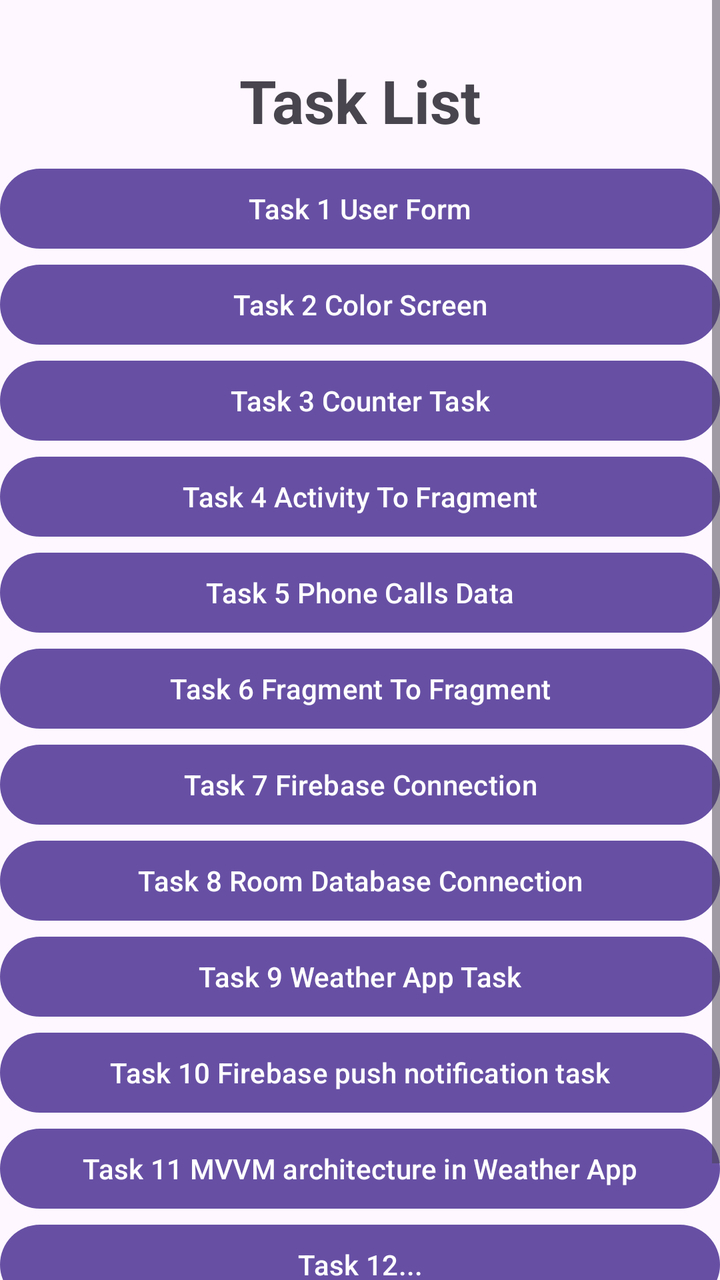
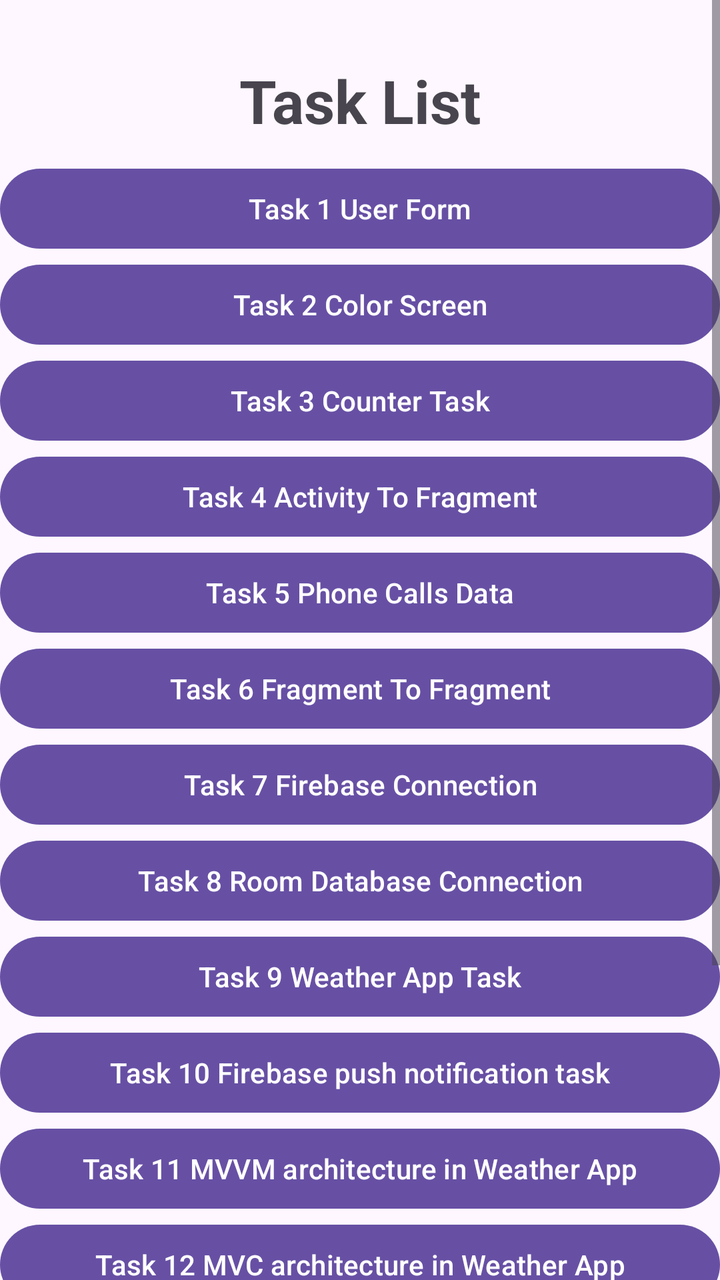

Screens rendered from an Android XML layout before and after an edit, with the pre-edit source and the edit as a unified diff.
<!-- AndroidManifest.xml: application theme Theme.InternshipTasks -->
<!-- res/layout/activity_main.xml -->
<?xml version="1.0" encoding="utf-8"?>
<androidx.constraintlayout.widget.ConstraintLayout xmlns:android="http://schemas.android.com/apk/res/android"
    xmlns:app="http://schemas.android.com/apk/res-auto"
    xmlns:tools="http://schemas.android.com/tools"
    android:id="@+id/main"
    android:layout_width="match_parent"
    android:layout_height="match_parent"
    tools:context=".MainActivity">

    <ScrollView
        android:layout_width="match_parent"
        android:layout_height="match_parent">


        <LinearLayout
            android:layout_width="match_parent"
            android:layout_height="match_parent"
            android:orientation="vertical">

            <TextView
                android:layout_width="match_parent"
                android:layout_height="wrap_content"
                android:text="Task List"
                android:textStyle="bold"
                android:gravity="center"
                android:textSize="30sp"
                android:layout_marginTop="30dp"/>

            <Button
                android:id="@+id/btnUserFormTask"
                android:layout_width="match_parent"
                android:layout_height="wrap_content"
                android:layout_marginTop="10dp"
                android:text="@string/task_1_user_form"/>

            <Button
                android:id="@+id/btnColorScreenTask"
                android:layout_width="match_parent"
                android:layout_height="wrap_content"
                android:text="@string/task_2_color_screen"/>

            <Button
                android:id="@+id/btnResetButtonTask"
                android:layout_width="match_parent"
                android:layout_height="wrap_content"
                android:text="@string/task_3_counter_task"/>

            <Button
                android:id="@+id/btnActivityToFragmentTask"
                android:layout_width="match_parent"
                android:layout_height="wrap_content"
                android:text="@string/task_4_activity_to_fragment"/>

            <Button
                android:id="@+id/btnPhoneCallsTask"
                android:layout_width="match_parent"
                android:layout_height="wrap_content"
                android:text="@string/task_5_phone_calls_data"/>

            <Button
                android:id="@+id/btnFragmentToFragmentTask"
                android:layout_width="match_parent"
                android:layout_height="wrap_content"
                android:text="Task 6 Fragment To Fragment"/>

            <Button
                android:id="@+id/btnFirebaseTask"
                android:layout_width="match_parent"
                android:layout_height="wrap_content"
                android:text="Task 7 Firebase Connection"/>

            <Button
                android:id="@+id/btnRoomdbTask"
                android:layout_width="match_parent"
                android:layout_height="wrap_content"
                android:text="Task 8 Room Database Connection"/>

            <Button
                android:id="@+id/btnWeatherTask"
                android:layout_width="match_parent"
                android:layout_height="wrap_content"
                android:text="Task 9 Weather App Task"/>

            <Button
                android:id="@+id/btnFirebaseNotificationTask"
                android:layout_width="match_parent"
                android:layout_height="wrap_content"
                android:text="Task 10 Firebase push notification task"/>

            <Button
                android:id="@+id/btnMvvmTask"
                android:layout_width="match_parent"
                android:layout_height="wrap_content"
                android:text="Task 11 MVVM architecture in Weather App"/>

            <Button
                android:id="@+id/btnTask12"
                android:layout_width="match_parent"
                android:layout_height="wrap_content"
                android:text="Task 12..."/>

            <Button
                android:id="@+id/btnTask13"
                android:layout_width="match_parent"
                android:layout_height="wrap_content"
                android:text="Task 13..."/>

        </LinearLayout>

    </ScrollView>

</androidx.constraintlayout.widget.ConstraintLayout>
<!-- resources referenced by this layout -->
<resources>
  <string name="task_1_user_form">Task 1 User Form</string>
  <string name="task_2_color_screen">Task 2 Color Screen</string>
  <string name="task_3_counter_task">Task 3 Counter Task</string>
  <string name="task_4_activity_to_fragment">Task 4 Activity To Fragment</string>
  <string name="task_5_phone_calls_data">Task 5 Phone Calls Data</string>
  <style name="Theme.InternshipTasks" parent="Base.Theme.InternshipTasks" />
  <style name="Base.Theme.InternshipTasks" parent="Theme.Material3.DayNight.NoActionBar">
          
          
      </style>
</resources>

<!-- the commit's change to res/layout/activity_main.xml (unified diff, before → after) -->
@@ -94,16 +94,35 @@
                 android:text="Task 11 MVVM architecture in Weather App"/>
 
             <Button
-                android:id="@+id/btnTask12"
+                android:id="@+id/btnMVCTask"
                 android:layout_width="match_parent"
                 android:layout_height="wrap_content"
-                android:text="Task 12..."/>
+                android:text="Task 12 MVC architecture in Weather App"/>
 
             <Button
-                android:id="@+id/btnTask13"
+                android:id="@+id/btnMVPTask"
                 android:layout_width="match_parent"
                 android:layout_height="wrap_content"
-                android:text="Task 13..."/>
+                android:text="Task 13 MVP architecture in Weather App"/>
+
+            <Button
+                android:id="@+id/btnMVITask"
+                android:layout_width="match_parent"
+                android:layout_height="wrap_content"
+                android:text="Task 14 MVI architecture in Weather App"/>
+
+            <Button
+                android:id="@+id/btnTask15"
+                android:layout_width="match_parent"
+                android:layout_height="wrap_content"
+                android:text="Task 15 ......"/>
+
+            <Button
+                android:id="@+id/btnTask16"
+                android:layout_width="match_parent"
+                android:layout_height="wrap_content"
+                android:text="Task 16 ....."/>
+
 
         </LinearLayout>
 
